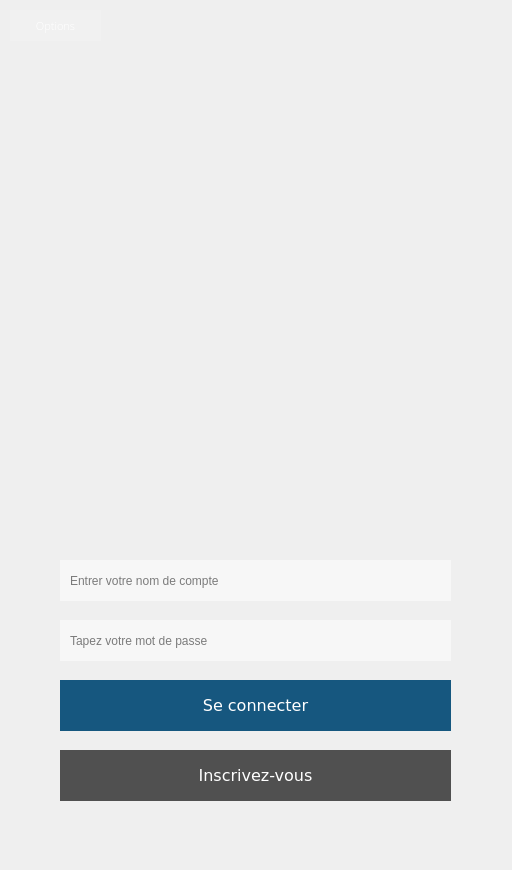
gvsurenderreddy/Babel-VOIP, file Babel/client/forms/BabelFlyer.ui: the form before one commit.
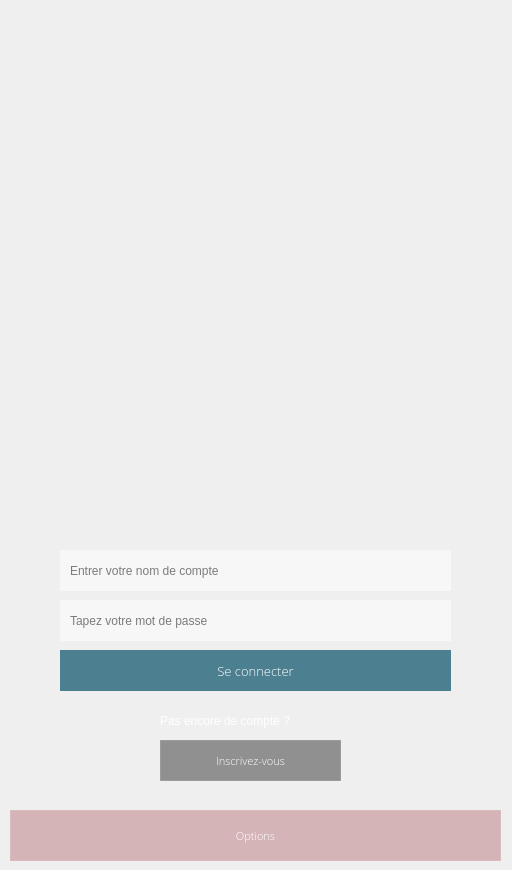
The form after the commit. Icons and pictures are not drawn.

Diff of the .ui file:
```diff
--- a/Babel/client/forms/BabelFlyer.ui
+++ b/Babel/client/forms/BabelFlyer.ui
@@ -35,7 +35,7 @@
    <property name="geometry">
     <rect>
      <x>60</x>
-     <y>560</y>
+     <y>550</y>
      <width>391</width>
      <height>41</height>
     </rect>
@@ -57,7 +57,7 @@
    <property name="geometry">
     <rect>
      <x>60</x>
-     <y>620</y>
+     <y>600</y>
      <width>391</width>
      <height>41</height>
     </rect>
@@ -79,9 +79,9 @@
    <property name="geometry">
     <rect>
      <x>60</x>
-     <y>680</y>
+     <y>650</y>
      <width>391</width>
-     <height>51</height>
+     <height>41</height>
     </rect>
    </property>
    <property name="sizePolicy">
@@ -92,8 +92,8 @@
    </property>
    <property name="font">
     <font>
-     <family>Verdana</family>
-     <pointsize>12</pointsize>
+     <family>Open Sans Light</family>
+     <pointsize>10</pointsize>
      <weight>50</weight>
      <italic>false</italic>
      <bold>false</bold>
@@ -110,11 +110,10 @@
    </property>
    <property name="styleSheet">
     <string notr="true">background: none;
-background-color: rgb(22, 87, 127);
+background-color: #4c7f90;
 color: rgb(255, 255, 255);
-font: 12pt &quot;Verdana&quot;;
-border-style: outset;
-      </string>
+font: 10pt &quot;Open Sans Light&quot;;
+border-style: outset;</string>
    </property>
    <property name="text">
     <string>Se connecter</string>
@@ -123,10 +122,10 @@
   <widget class="QPushButton" name="signup">
    <property name="geometry">
     <rect>
-     <x>60</x>
-     <y>750</y>
-     <width>391</width>
-     <height>51</height>
+     <x>160</x>
+     <y>740</y>
+     <width>181</width>
+     <height>41</height>
     </rect>
    </property>
    <property name="sizePolicy">
@@ -137,8 +136,8 @@
    </property>
    <property name="font">
     <font>
-     <family>Verdana</family>
-     <pointsize>12</pointsize>
+     <family>Open Sans Light</family>
+     <pointsize>8</pointsize>
      <weight>50</weight>
      <italic>false</italic>
      <bold>false</bold>
@@ -155,11 +154,12 @@
    </property>
    <property name="styleSheet">
     <string notr="true">background: none;
-background-color: rgb(80, 80, 80);
+border: 1px solid rgba(255, 255, 255, 0.1);
+background-color: rgba(80, 80, 80, 0.6);
 color: rgb(255, 255, 255);
-font: 12pt &quot;Verdana&quot;;
-border-style: outset;
-      </string>
+font: 8pt &quot;Open Sans Light&quot;;
+      
+</string>
    </property>
    <property name="text">
     <string>Inscrivez-vous</string>
@@ -169,9 +169,9 @@
    <property name="geometry">
     <rect>
      <x>10</x>
-     <y>10</y>
-     <width>91</width>
-     <height>31</height>
+     <y>810</y>
+     <width>491</width>
+     <height>51</height>
     </rect>
    </property>
    <property name="font">
@@ -183,10 +183,16 @@
      <bold>false</bold>
     </font>
    </property>
+   <property name="layoutDirection">
+    <enum>Qt::LeftToRight</enum>
+   </property>
+   <property name="autoFillBackground">
+    <bool>false</bool>
+   </property>
    <property name="styleSheet">
     <string notr="true">background: none;
-border: none;
-background-color: rgba(255, 255, 255, 32);
+border: 1px solid rgba(255, 255, 255, 0.1);
+background-color: rgba(187, 120, 128, 0.5);
 color: rgb(255, 255, 255);
 font: 8pt &quot;Open Sans Light&quot;;
       </string>
@@ -195,6 +201,26 @@
     <string>Options</string>
    </property>
   </widget>
+  <widget class="QLabel" name="label">
+   <property name="geometry">
+    <rect>
+     <x>160</x>
+     <y>710</y>
+     <width>191</width>
+     <height>21</height>
+    </rect>
+   </property>
+   <property name="styleSheet">
+    <string notr="true">background: none;
+border: 0;
+color: rgb(255, 255, 255);
+font: 10pt &quot;Open Sans Light&quot;;
+      </string>
+   </property>
+   <property name="text">
+    <string>Pas encore de compte ?</string>
+   </property>
+  </widget>
  </widget>
  <resources>
   <include location="../resources/BabelMainWindow.qrc"/>
```
Left out of the diff: 4 changed lines with no effect on the pictures.
